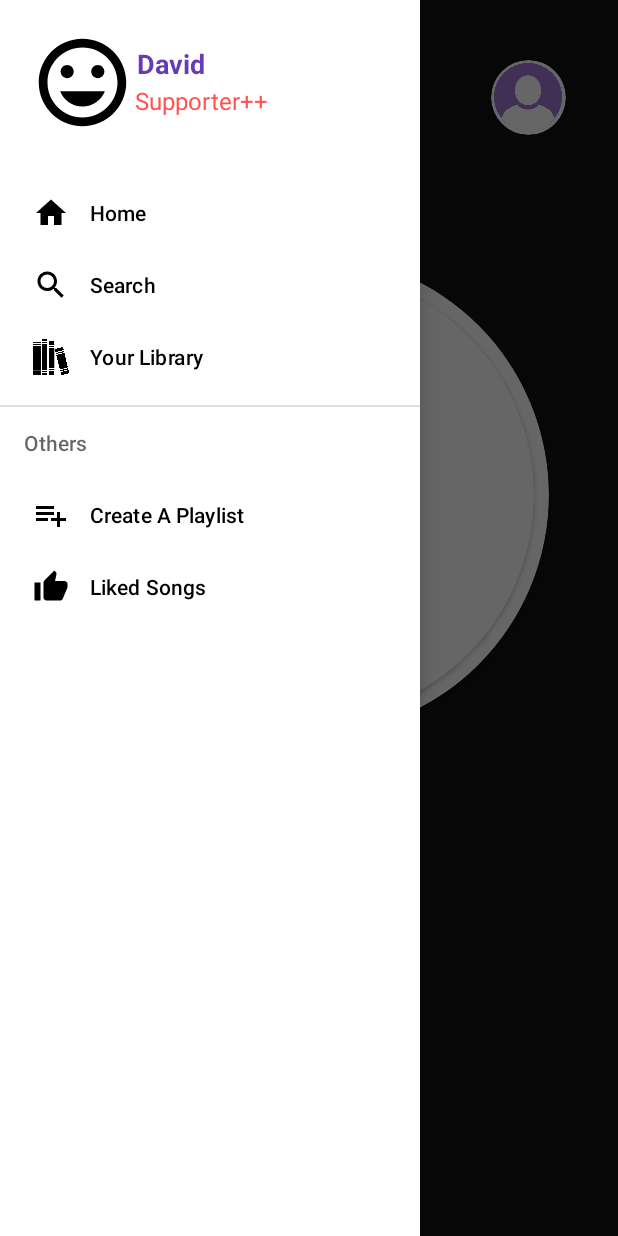
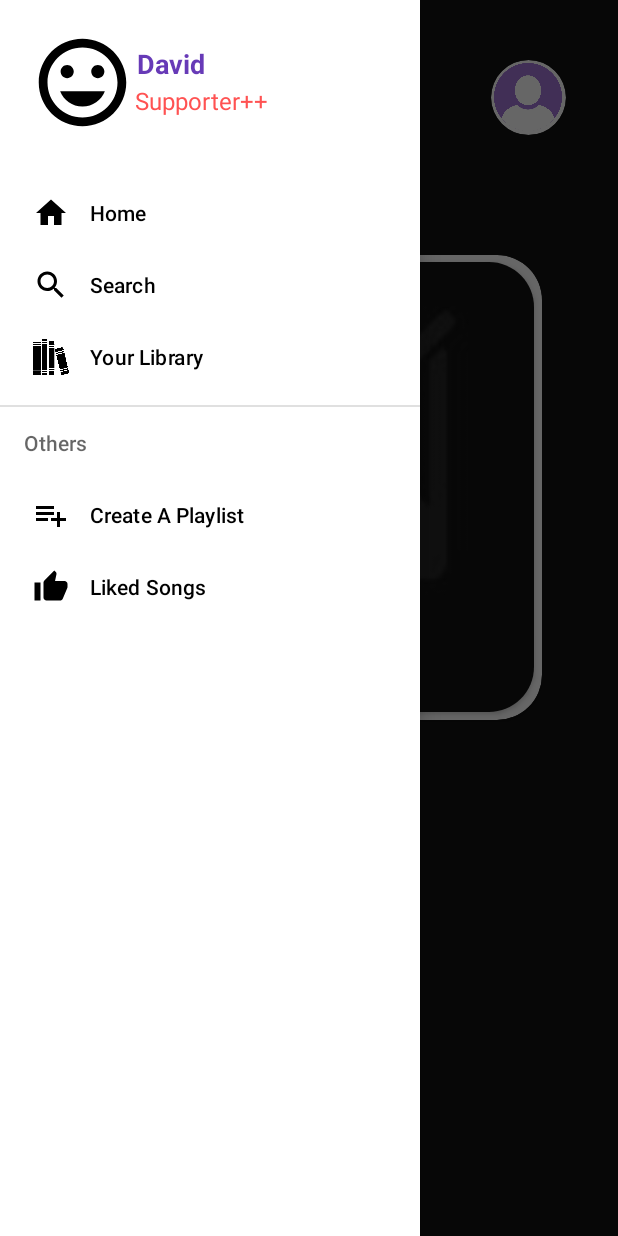
Before and after one commit to ETS-Android3/SoundWave, an Android app: the MainActivity screen opened directly, with no data from a screen before it, with the side drawer open, on a phone screen of 412 x 824 dp. Run offline under Robolectric (Android 15) with nearby library versions, the phone set to English and light mode, and no system bars; our stand-ins replace Firebase (no records; nobody signed in at launch, a user with empty details on screens opened directly), Picasso; plain views replace PlayerView, RoundedImageView; pictures from the network do not load; 10 statements that could not run were skipped.

Commit message:
Version 0.0.4.4
- Pushing for Anestis Tzouras.
- Implemented song thumbnail on placeholder image in MainActivity.java using regex expression to resize image from link by removing the attributes following the '=' tag

```diff
--- a/app/src/main/java/com/example/projectlogin/ui/login/FetchDataTest.java
+++ b/app/src/main/java/com/example/projectlogin/ui/login/FetchDataTest.java
@@ -8,7 +8,6 @@ import android.os.Looper;
 import android.util.Log;
 import android.view.View;
 import android.widget.AdapterView;
-import android.widget.ArrayAdapter;
 import android.widget.Button;
 import android.widget.ImageView;
 import android.widget.ListView;
@@ -32,7 +31,6 @@ import java.net.MalformedURLException;
 import java.net.URL;
 import java.util.ArrayList;
 import java.util.Arrays;
-import java.util.Collections;
 import java.util.List;
 import java.util.Random;
 
@@ -394,7 +392,7 @@ public class FetchDataTest extends AppCompatActivity {
                         songId.add(id);
                         artistName.add(name);
                         artistThumbnailUrl.add(thumbnail);
-                        thumbnailUrl.add("");
+                        thumbnailUrl.add(songThumbnailFinal);
                         for(int l = 0; l<1;l++){
                             Song song = new Song(trackName,name,id,"Greece",songThumbnailFinal);
                             songArrayList.add(song);
--- a/app/src/main/java/com/example/projectlogin/ui/login/MainActivity.java
+++ b/app/src/main/java/com/example/projectlogin/ui/login/MainActivity.java
@@ -1,40 +1,30 @@
 package com.example.projectlogin.ui.login;
+
 import android.app.Activity;
 import android.content.Intent;
 import android.net.Uri;
 import android.os.Bundle;
+import android.view.MenuItem;
+import android.view.View;
+import android.widget.ImageButton;
+import android.widget.ImageView;
+import android.widget.PopupMenu;
+import android.widget.TextView;
 
 import androidx.annotation.Nullable;
 import androidx.appcompat.app.AppCompatActivity;
 import androidx.core.view.GravityCompat;
 import androidx.drawerlayout.widget.DrawerLayout;
 
-import android.view.Menu;
-import android.view.MenuInflater;
-import android.view.MenuItem;
-import android.view.View;
-import android.widget.Button;
-import android.widget.ImageButton;
-import android.widget.ImageView;
-import android.widget.PopupMenu;
-import android.widget.TextView;
-import android.widget.Toast;
-
 import com.example.projectlogin.R;
 import com.google.android.exoplayer2.MediaItem;
 import com.google.android.exoplayer2.SimpleExoPlayer;
-import com.google.android.exoplayer2.extractor.DefaultExtractorsFactory;
-import com.google.android.exoplayer2.source.MediaSource;
-import com.google.android.exoplayer2.source.ProgressiveMediaSource;
 import com.google.android.exoplayer2.ui.PlayerView;
-import com.google.android.exoplayer2.upstream.DataSource;
-import com.google.android.exoplayer2.upstream.DefaultDataSourceFactory;
-import com.google.android.exoplayer2.util.Util;
 import com.google.common.collect.ImmutableList;
 import com.google.firebase.auth.FirebaseAuth;
 import com.google.firebase.auth.FirebaseUser;
+import com.squareup.picasso.Picasso;
 
-import java.io.IOException;
 import java.util.List;
 
 public class MainActivity extends AppCompatActivity implements PopupMenu.OnMenuItemClickListener {
@@ -45,21 +35,25 @@ public class MainActivity extends AppCompatActivity implements PopupMenu.OnMenuI
     PlayerView playerView;
     String songUrl = "https://firebasestorage.googleapis.com/v0/b/projectlogin-c32ae.appspot.com/o/Rick%20Astley%20-%20Never%20Gonna%20Give%20You%20Up.mp3?alt=media&token=c81d934f-5206-41c4-a25c-433494bcc96d";
     String songId;
+    String thumbnail;
     String url;
     ImageView imageProfile;
+    ImageView albumImage;
     TextView profileName,profileStatus;
 
     @Override
     protected void onCreate(Bundle savedInstanceState) {
         super.onCreate(savedInstanceState);
         setContentView(R.layout.activity_main);
+        albumImage = findViewById(R.id.AlbumImage);
         Intent intent = this.getIntent();
         if (intent != null) {
-
             String track = intent.getStringExtra("track");
             String artist = intent.getStringExtra("artist");
-            String thumbnail = intent.getStringExtra("thumbnail");
+            thumbnail = intent.getStringExtra("thumbnail");
             songId = intent.getStringExtra("id");
+            String replacedThumbnail = thumbnail.replaceAll("(=).*"," ");;
+            Picasso.get().load(replacedThumbnail).placeholder(R.drawable.missingbackground).error(R.drawable.missingbackground).fit().centerCrop().into(albumImage);
         }
         url = ("https://stream-server-youtube.herokuapp.com/"+songId);
         initPlayer();
--- a/app/src/main/res/layout/activity_main.xml
+++ b/app/src/main/res/layout/activity_main.xml
@@ -42,9 +42,9 @@
 
 
     <androidx.cardview.widget.CardView
-        android:layout_width="320dp"
-        android:layout_height="320dp"
-        app:cardCornerRadius="600dp"
+        android:layout_width="310dp"
+        android:layout_height="310dp"
+        app:cardCornerRadius="30dp"
         android:layout_marginTop="80dp"
         android:id="@+id/AlbumImageCardView"
         app:cardBackgroundColor="@color/white"
@@ -56,7 +56,7 @@
         android:layout_width="300dp"
         android:layout_height="300dp"
         android:elevation="12dp"
-        app:cardCornerRadius="600dp"
+        app:cardCornerRadius="30dp"
         android:layout_gravity="center"
         android:layout_centerHorizontal="true"
         app:layout_constraintEnd_toEndOf="parent"
```
Also changed, not shown: 1 other file.
